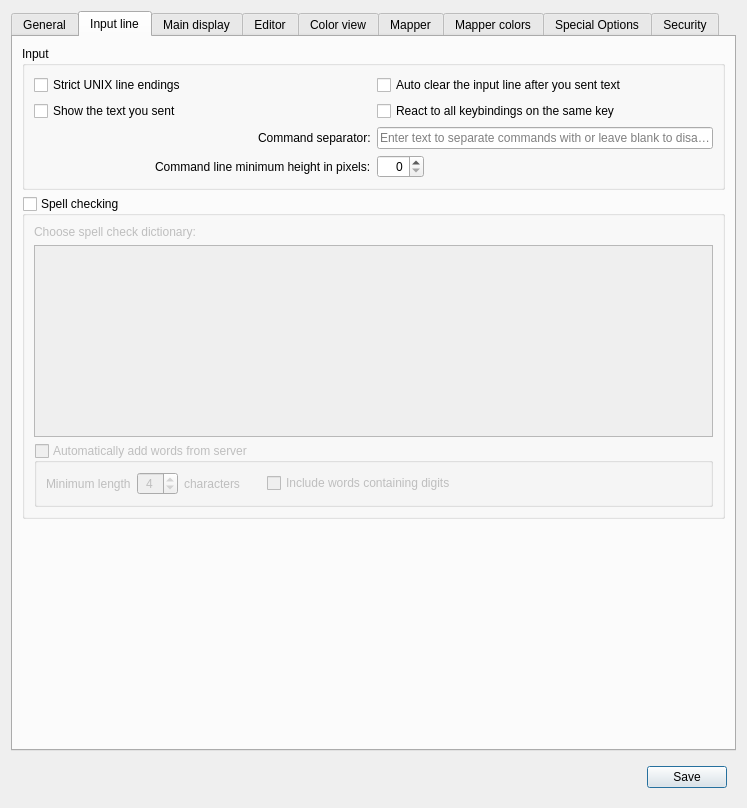
The window that src/ui/profile_preferences.ui (Mudlet/Mudlet) describes before a commit, drawn with Qt 5.
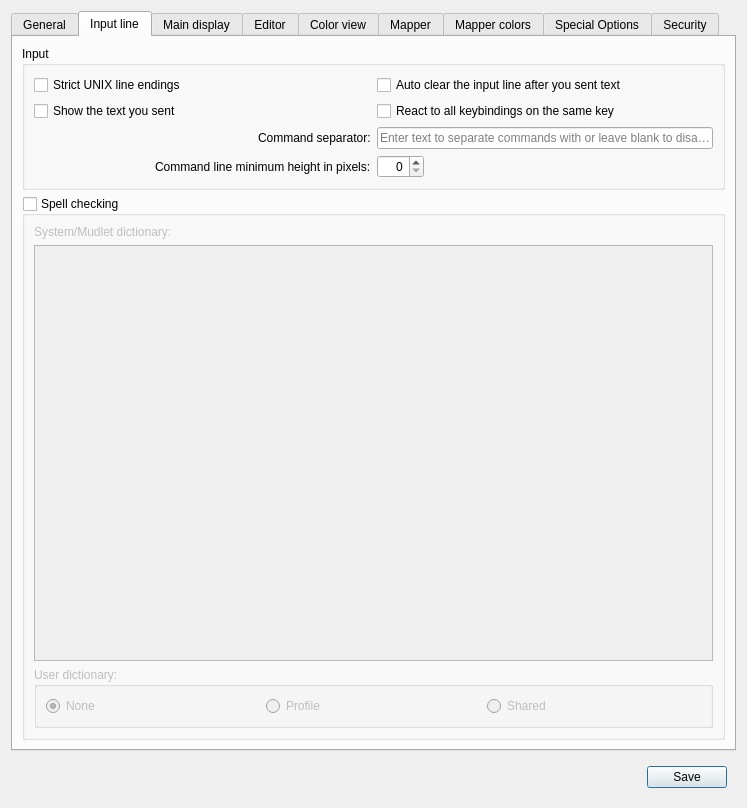
The same window after the commit. The open tabs and pages were chosen to show the change. Icons and pictures are not drawn. Custom widgets are drawn as their Qt base class.

```diff
--- a/src/ui/profile_preferences.ui
+++ b/src/ui/profile_preferences.ui
@@ -475,7 +475,7 @@
       <attribute name="title">
        <string>Input line</string>
       </attribute>
-      <layout class="QGridLayout" name="gridLayout_11">
+      <layout class="QGridLayout" name="gridLayout_11" rowstretch="0,1,0">
        <item row="0" column="0">
         <widget class="QGroupBox" name="groupBox_input">
          <property name="enabled">
@@ -580,12 +580,21 @@
           <item>
            <widget class="QLabel" name="label_chooseSpellCheckDictionary">
             <property name="text">
-             <string>Choose spell check dictionary:</string>
+             <string notr="true" extracomment="This text is not for translation as it is replaced by an OS specific text on dialogue construction.">System/Mudlet dictionary:</string>
             </property>
            </widget>
           </item>
           <item>
            <widget class="QListWidget" name="dictList">
+            <property name="sizeAdjustPolicy">
+             <enum>QAbstractScrollArea::AdjustToContents</enum>
+            </property>
+            <property name="dragDropMode">
+             <enum>QAbstractItemView::DragDrop</enum>
+            </property>
+            <property name="movement">
+             <enum>QListView::Snap</enum>
+            </property>
             <property name="flow">
              <enum>QListView::TopToBottom</enum>
             </property>
@@ -603,70 +612,39 @@
           <item>
            <widget class="QGroupBox" name="groupBox_autoAddWordsFromServerToDictionary">
             <property name="title">
-             <string>Automatically add words from server</string>
+             <string>User dictionary:</string>
             </property>
-            <property name="checkable">
-             <bool>true</bool>
-            </property>
-            <property name="checked">
-             <bool>false</bool>
-            </property>
-            <layout class="QGridLayout" name="gridLayout_autoAddWordsFromServerToDictionary" columnstretch="0,1">
-             <property name="horizontalSpacing">
-              <number>27</number>
-             </property>
-             <item row="0" column="0">
-              <widget class="QWidget" name="widget" native="true">
-               <layout class="QHBoxLayout" name="horizontalLayout_autoAddWordToDictionaryMinLength" stretch="0,1,0">
-                <property name="leftMargin">
-                 <number>0</number>
-                </property>
-                <property name="topMargin">
-                 <number>0</number>
-                </property>
-                <property name="rightMargin">
-                 <number>0</number>
-                </property>
-                <property name="bottomMargin">
-                 <number>0</number>
-                </property>
-                <item alignment="Qt::AlignLeft">
-                 <widget class="QLabel" name="label_autoAddDictionaryWordMinLength_before">
-                  <property name="text">
-                   <string extracomment="This (QLabel) texts is placed before a QSpinBox that displays a number with another QLabel that finishes a sentence">Minimum length</string>
-                  </property>
-                 </widget>
-                </item>
-                <item alignment="Qt::AlignHCenter">
-                 <widget class="QSpinBox" name="spinBox_autoAddToDictionaryWordLength">
-                  <property name="alignment">
-                   <set>Qt::AlignCenter</set>
-                  </property>
-                  <property name="minimum">
-                   <number>1</number>
-                  </property>
-                  <property name="value">
-                   <number>4</number>
-                  </property>
-                 </widget>
-                </item>
-                <item alignment="Qt::AlignLeft">
-                 <widget class="QLabel" name="label_autoAddDictionaryWordMinLength_after">
-                  <property name="text">
-                   <string extracomment="This (QLabel) texts is after a QSpinBox that displays a number with another QLabel before it that starts a sentence">characters</string>
-                  </property>
-                 </widget>
-                </item>
-               </layout>
-              </widget>
-             </item>
-             <item row="0" column="1">
-              <widget class="QCheckBox" name="checkBox_autoAddWordsToDictionaryWithDigits">
+            <layout class="QHBoxLayout" name="horizontalLayout_userDictionary">
+             <item>
+              <widget class="QRadioButton" name="radioButton_userDictionary_none">
                <property name="text">
-                <string>Include words containing digits</string>
+                <string>None</string>
                </property>
                <property name="checked">
-                <bool>false</bool>
+                <bool>true</bool>
+               </property>
+               <property name="toolTip">
+                <string>&lt;p&gt;A user dictionary will not be used.&lt;p&gt;</string>
+               </property>
+              </widget>
+             </item>
+             <item>
+              <widget class="QRadioButton" name="radioButton_userDictionary_profile">
+               <property name="text">
+                <string>Profile</string>
+               </property>
+               <property name="toolTip">
+                <string>&lt;p&gt;A user dictionary specific to this profile will be available. This will be on the command line (words which are in it will appear with a dashed cyan underline) and in the lua sub-system.&lt;p&gt;</string>
+               </property>
+              </widget>
+             </item>
+             <item>
+              <widget class="QRadioButton" name="radioButton_userDictionary_common">
+               <property name="text">
+                <string>Shared</string>
+               </property>
+               <property name="toolTip">
+                <string>&lt;p&gt;A user dictionary that is shared between all profiles (which have this option selected) will be available. This will be on the ll be available on the command line (words which are in it will appear with a dashed cyan underline) and in the lua sub-system.&lt;p&gt;</string>
                </property>
               </widget>
              </item>
```
Left out of the diff: 8 changed lines with no effect on the pictures.
